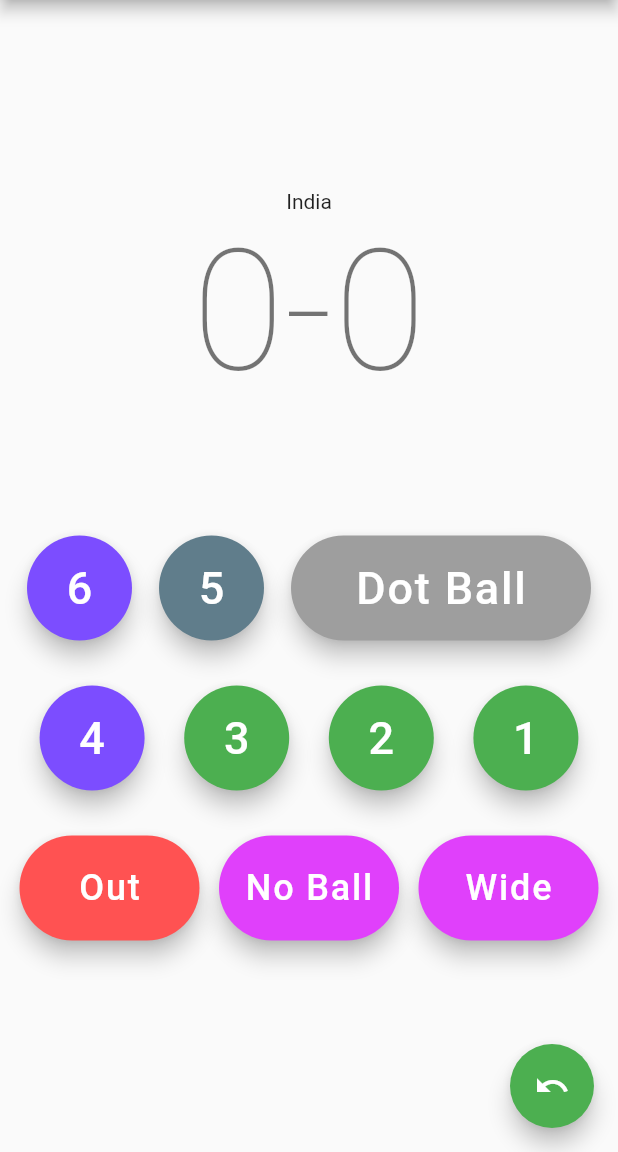
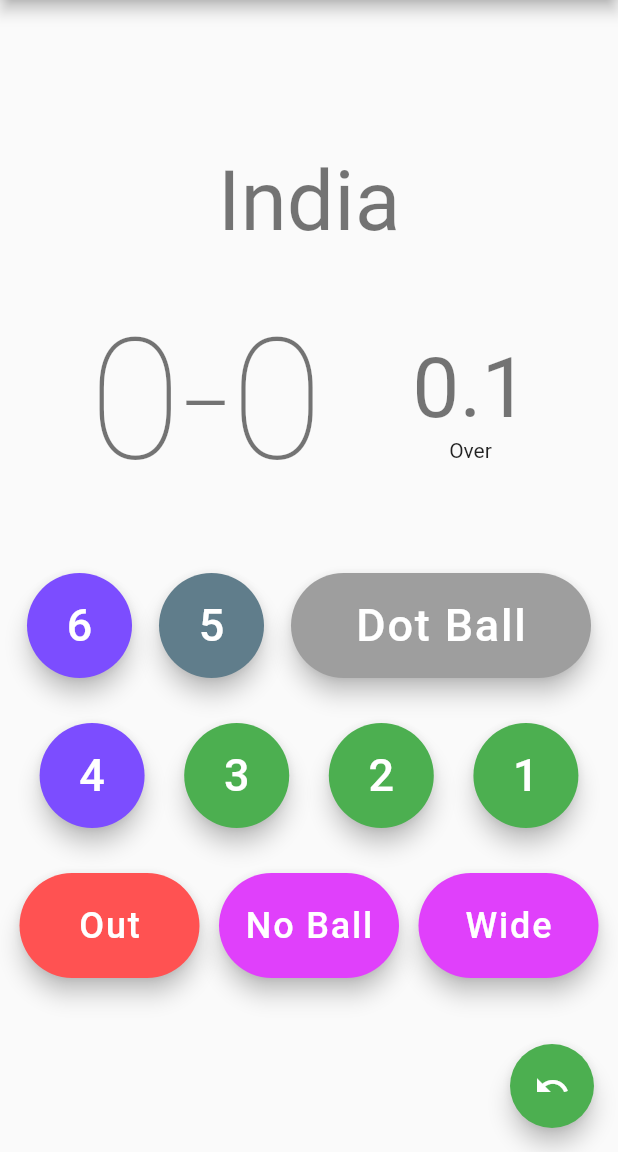
Before and after one commit to Jenifer-Ramsingh/cricket_scorer_flutter, a Flutter app: the screen it shows after launch, after a tap on "Dot Ball", on a phone screen of 412 x 824 dp, the part 84-1236 px from its top. Run offline on Flutter 3.47's test engine with Material 2 defaults, Android fonts, the phone set to English and light mode, and no system bars.

Commit message:
UI Fixes and other normal functional fixes.

```diff
--- a/lib/main.dart
+++ b/lib/main.dart
@@ -46,7 +46,25 @@ class MyHomePage extends StatefulWidget {
 class _MyHomePageState extends State<MyHomePage> {
   int _score = 0;
   int _wicket = 0;
+  int _overs = 0;
+  int _balls = 0;
   String _team_name = "India";
+  String _over_text = "Over";
+
+  void overs() {
+    _balls++;
+    if (_balls > 5) {
+      _overs++;
+      _over_text = "Overs";
+      _balls = 0;
+    }
+  }
+
+  void _extras() {
+    setState(() {
+      _score++;
+    });
+  }
 
   void _incrementCounter(int _currentScore) {
     setState(() {
@@ -55,6 +73,7 @@ class _MyHomePageState extends State<MyHomePage> {
       // so that the display can reflect the updated values. If we changed
       // _counter without calling setState(), then the build method would not be
       // called again, and so nothing would appear to happen.
+      overs();
       _score = _score + _currentScore;
     });
   }
@@ -66,6 +85,7 @@ class _MyHomePageState extends State<MyHomePage> {
       // so that the display can reflect the updated values. If we changed
       // _counter without calling setState(), then the build method would not be
       // called again, and so nothing would appear to happen.
+      overs();
       _wicket = _wicket + _wicketCount;
     });
   }
@@ -74,6 +94,8 @@ class _MyHomePageState extends State<MyHomePage> {
     setState(() {
       _score = 0;
       _wicket = 0;
+      _overs = 0;
+      _balls = 0;
     });
   }
 
@@ -113,14 +135,38 @@ class _MyHomePageState extends State<MyHomePage> {
           children: <Widget>[
             new Text(
               '$_team_name',
+              style: Theme.of(context).textTheme.display3,
             ),
             new Container(
-              height: 200,
-              child: Text(
-                '$_score' + '-' + '$_wicket',
-                style: Theme.of(context).textTheme.display4,
-              ),
-            ),
+                height: 200,
+                child: new Container(
+                  child: Row(
+                    mainAxisAlignment: MainAxisAlignment.spaceEvenly,
+                    children: <Widget>[
+                      new Column(
+                        mainAxisAlignment: MainAxisAlignment.spaceEvenly,
+                        children: <Widget>[
+                          Text(
+                            '$_score' + '-' + '$_wicket',
+                            style: Theme.of(context).textTheme.display4,
+                          ),
+                        ],
+                      ),
+                      new Column(
+                        mainAxisAlignment: MainAxisAlignment.center,
+                        children: <Widget>[
+                          Text(
+                            '$_overs' + '.' + '$_balls',
+                            style: Theme.of(context).textTheme.display3,
+                          ),
+                          Text(
+                            '$_over_text',
+                          ),
+                        ],
+                      )
+                    ],
+                  ),
+                )),
             new Container(
               height: 100,
               child: Row(
@@ -141,7 +187,7 @@ class _MyHomePageState extends State<MyHomePage> {
                       height: 70,
                       width: 70,
                       child: FloatingActionButton.extended(
-                          onPressed: () => _incrementCounter(5),
+                          onPressed: _extras,
                           backgroundColor: Colors.blueGrey,
                           tooltip: "5 Runs",
                           label: Text(
@@ -231,7 +277,7 @@ class _MyHomePageState extends State<MyHomePage> {
                       height: 70,
                       width: 120,
                       child: FloatingActionButton.extended(
-                          onPressed: () => _incrementCounter(1),
+                          onPressed: _extras,
                           tooltip: "Extras",
                           backgroundColor: Colors.purpleAccent,
                           label: Text(
@@ -242,7 +288,7 @@ class _MyHomePageState extends State<MyHomePage> {
                       height: 70,
                       width: 120,
                       child: FloatingActionButton.extended(
-                          onPressed: () => _incrementCounter(1),
+                          onPressed: _extras,
                           backgroundColor: Colors.purpleAccent,
                           tooltip: "Extras",
                           label: Text(
```
